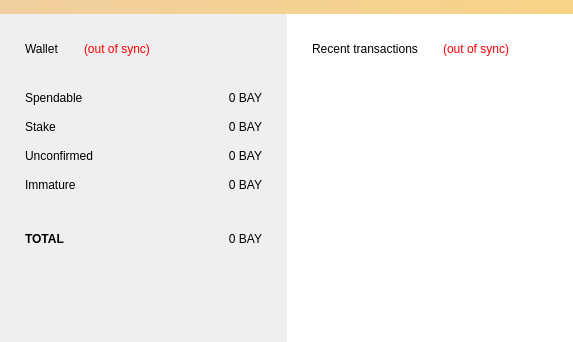
Above: src/qt/forms/overviewpage.ui from bitbaymarket/bitbay-core before the change. Below: the same form after it.
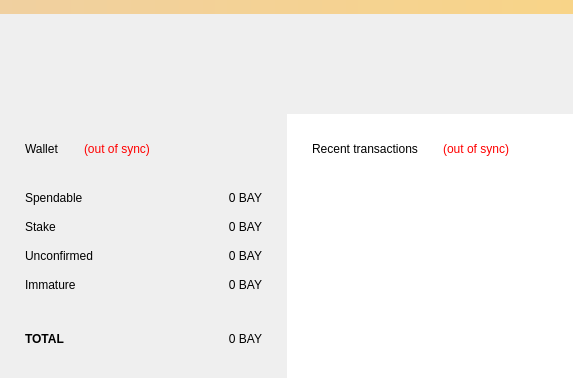
That is the form after the change.

Commit message: Preparing gui for peg logic

```diff
--- a/src/qt/forms/overviewpage.ui
+++ b/src/qt/forms/overviewpage.ui
@@ -7,7 +7,7 @@
     <x>0</x>
     <y>0</y>
     <width>573</width>
-    <height>342</height>
+    <height>358</height>
    </rect>
   </property>
   <property name="windowTitle">
@@ -46,6 +46,22 @@
      </property>
     </widget>
    </item>
+   <item>
+    <widget class="QWidget" name="widgetFractions" native="true">
+     <property name="minimumSize">
+      <size>
+       <width>80</width>
+       <height>100</height>
+      </size>
+     </property>
+     <property name="maximumSize">
+      <size>
+       <width>16777215</width>
+       <height>100</height>
+      </size>
+     </property>
+    </widget>
+   </item>
    <item>
     <layout class="QHBoxLayout" name="horizontalLayout" stretch="1,1">
      <property name="spacing">
```
Left out of the diff: 140 changed lines with no effect on the pictures. The commit also changes 7 other files.
